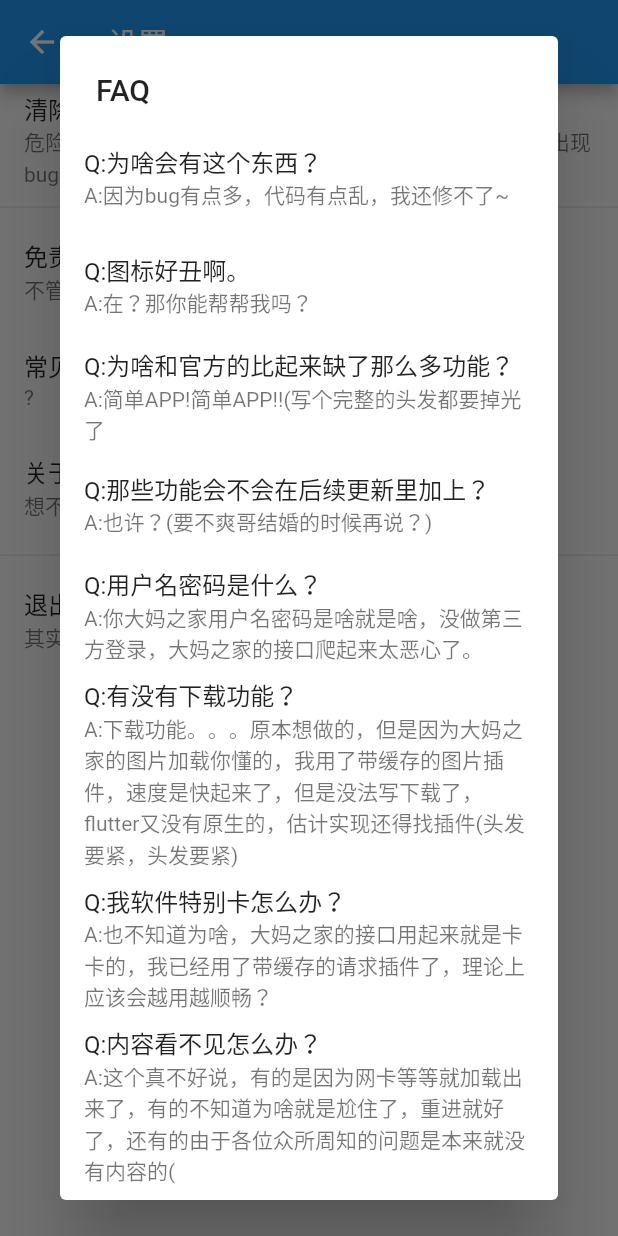
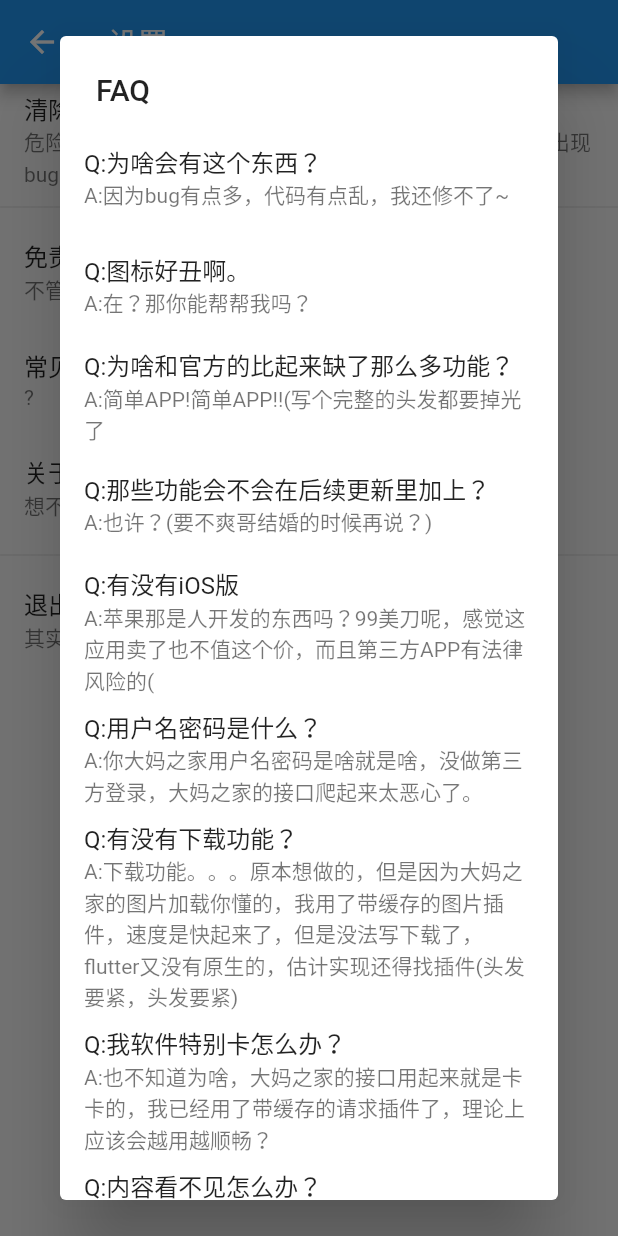
Before and after one commit to hanerx/dcomic, a Flutter app: the SettingPage screen opened by its route, after a tap on "常见问题", on a phone screen of 412 x 824 dp. Run offline on Flutter 3.47's test engine with Material 2 defaults, Android fonts, the phone set to English and light mode, and no system bars; our stand-ins replace cached_network_image, dio, sqflite; missing offline and left inert: dio_http_cache, flutter_parallax; accounts and stored records are empty; network calls fail.

Commit message:
改一下

```diff
--- a/lib/view/setting_page.dart
+++ b/lib/view/setting_page.dart
@@ -85,6 +85,10 @@ class _SettingPage extends State<SettingPage> {
                             subtitle: Text('A:也许？(要不爽哥结婚的时候再说？)'),
                           ),
                           ListTile(
+                            title: Text('Q:有没有iOS版'),
+                            subtitle: Text('A:苹果那是人开发的东西吗？99美刀呢，感觉这应用卖了也不值这个价，而且第三方APP有法律风险的('),
+                          ),
+                          ListTile(
                             title: Text('Q:用户名密码是什么？'),
                             subtitle: Text(
                                 'A:你大妈之家用户名密码是啥就是啥，没做第三方登录，大妈之家的接口爬起来太恶心了。'),
@@ -106,7 +110,7 @@ class _SettingPage extends State<SettingPage> {
                           ),
                           ListTile(
                             title: Text('Q:开发的初衷是啥？'),
-                            subtitle: Text('A:大妈之家官方的APP有点卡，现在感觉是服务器问题？'),
+                            subtitle: Text('A:大妈之家官方的APP有点卡，没想到自己的也好卡，现在感觉是服务器问题？'),
                           ),
 
                           ListTile(
```
Also changed, not shown: 9 other files.
